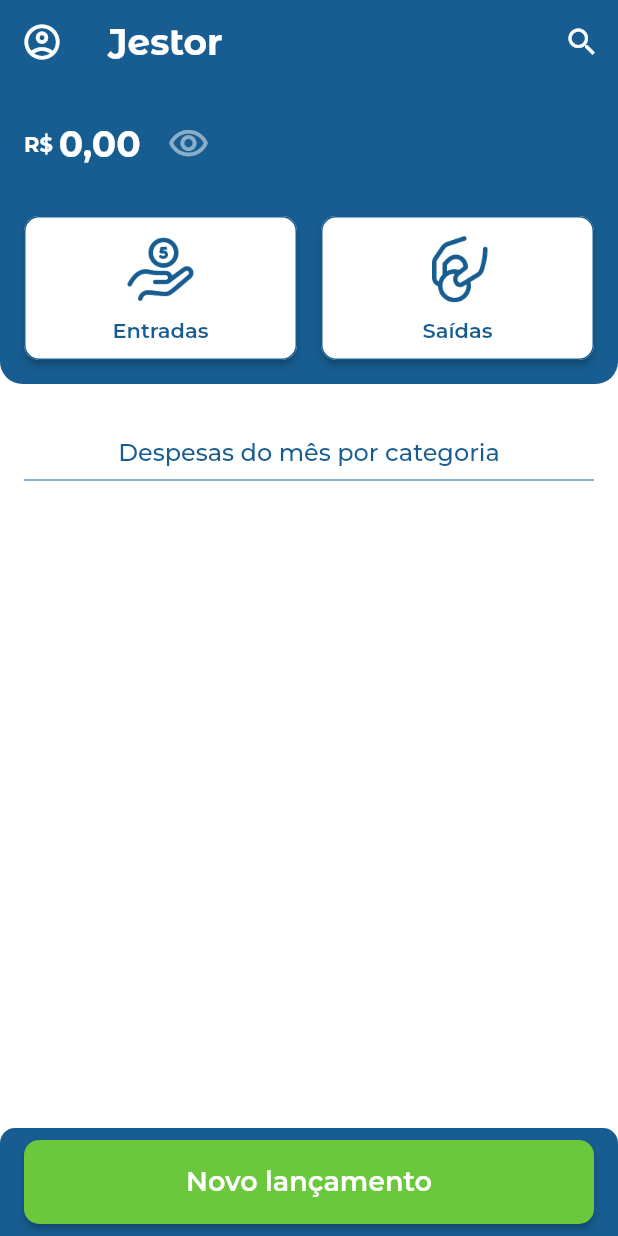
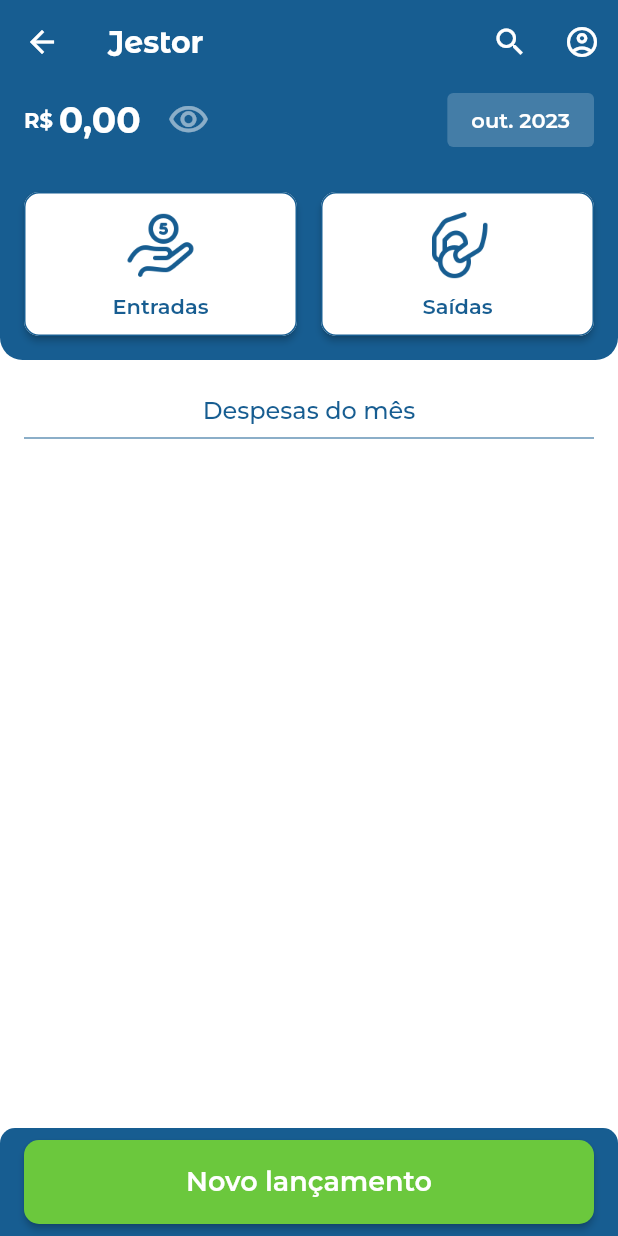
Before and after one commit to jvp116/flut_jestor_app, a Flutter app: the HomePage screen opened by its route, on a phone screen of 412 x 824 dp. Run offline on Flutter 3.47's test engine with Material 2 defaults, Android fonts, the phone set to English and light mode, and no system bars; our stand-ins replace brasil_fields, dio, flutter_masked_text2, shared_preferences, syncfusion_flutter_charts; accounts and stored records are empty; network calls fail; statements that could not run were skipped; project files that could hold a hidden picture were left out.

Commit message:
feat: alterar mes e ano do app

```diff
--- a/lib/pages/controller/financial_record_controller.dart
+++ b/lib/pages/controller/financial_record_controller.dart
@@ -16,7 +16,7 @@
 
   final formKeyNewFinancialRecord = GlobalKey<FormState>();
   var valueController = MoneyMaskedTextController(decimalSeparator: ',', thousandSeparator: '.', leftSymbol: 'R\$ ');
-  final TextEditingController dateController = TextEditingController(text: DateFormat('dd/MM/yyyy').format(DateTime.now()));
+  TextEditingController dateController = TextEditingController(text: DateFormat('dd/MM/yyyy').format(DateTime.now()));
   final TextEditingController descriptionController = TextEditingController();
 
   final formKeyEditFinancialRecord = GlobalKey<FormState>();
--- a/lib/pages/presenter/home_page.dart
+++ b/lib/pages/presenter/home_page.dart
@@ -10,6 +10,7 @@
 import 'package:flut_jestor_app/shared/components/dropdown_category_button_widget.dart';
 import 'package:flut_jestor_app/states/financial_record_state.dart';
 import 'package:flut_jestor_app/stores/financial_record_store.dart';
+import 'package:flutter/cupertino.dart';
 import 'package:flutter/material.dart';
 import 'package:flutter/services.dart';
 import 'package:intl/intl.dart';
@@ -30,6 +31,7 @@
   final HomeController controller = HomeController();
   final FinancialRecordController financialRecordController = FinancialRecordController();
   String totalMes = '';
+  DateTime dateTime = DateTime.now();
   List<ChartData> chartData = [];
 
   @override
@@ -67,22 +69,11 @@
 
     return Scaffold(
       key: controller.scaffoldKey,
-      drawer: DrawerWidget(controller: controller, email: widget.email),
+      endDrawer: DrawerWidget(controller: controller, email: widget.email),
       appBar: AppBar(
-        title: const Text('Jestor',
-            style: TextStyle(fontSize: 24, fontWeight: FontWeight.bold, color: Colors.white, fontFamily: 'Montserrat Alternates')),
+        title: const Text('Jestor', style: TextStyle(fontWeight: FontWeight.bold, color: Colors.white, fontFamily: 'Montserrat Alternates')),
         backgroundColor: blue,
         elevation: 0,
-        leading: IconButton(
-          onPressed: () {
-            controller.scaffoldKey.currentState?.openDrawer();
-          },
-          icon: const Icon(
-            Icons.account_circle_outlined,
-            color: Colors.white,
-            size: 28,
-          ),
-        ),
         actions: [
           IconButton(
             onPressed: () {
@@ -93,6 +84,15 @@
             },
             icon: const Icon(Icons.search_outlined, color: Colors.white),
           ),
+          IconButton(
+            onPressed: () {
+              controller.scaffoldKey.currentState?.openEndDrawer();
+            },
+            icon: const Icon(
+              Icons.account_circle_outlined,
+              color: Colors.white,
+            ),
+          ),
         ],
       ),
       backgroundColor: Colors.white,
@@ -101,14 +101,18 @@
           children: [
             Container(
               width: MediaQuery.of(context).size.width,
-              height: 200,
               decoration: const BoxDecoration(
                   color: blue, borderRadius: BorderRadius.only(bottomRight: Radius.circular(15), bottomLeft: Radius.circular(15))),
               child: Stack(
                 children: [
                   Padding(
-                    padding: const EdgeInsets.fromLTRB(16, 16, 16, 0),
+                    padding: const EdgeInsets.fromLTRB(16, 0, 16, 16),
                     child: Column(
+                      children: [
+                        Row(
+                          mainAxisAlignment: MainAxisAlignment.spaceBetween,
+                          children: [
+                            Column(
                               children: [
                                 Row(
                                   children: [
@@ -119,13 +123,15 @@
                                     ),
                                     Text(
                                       controller.isPressed ? totalMes : '',
-                              style: const TextStyle(fontSize: 24, fontWeight: FontWeight.bold, color: Colors.white, fontFamily: 'Montserrat'),
+                                      style:
+                                          const TextStyle(fontSize: 24, fontWeight: FontWeight.bold, color: Colors.white, fontFamily: 'Montserrat'),
                                     ),
                                     SizedBox(
                                       width: controller.isPressed ? 0 : 132,
                                       height: controller.isPressed ? 0 : 24,
                                       child: DecoratedBox(
-                                decoration: BoxDecoration(borderRadius: BorderRadius.circular(5), color: const Color.fromARGB(84, 255, 255, 255)),
+                                        decoration:
+                                            BoxDecoration(borderRadius: BorderRadius.circular(5), color: const Color.fromARGB(70, 255, 255, 255)),
                                       ),
                                     ),
                                     const SizedBox(width: 8),
@@ -139,6 +145,78 @@
                                           controller.isPressed = !controller.isPressed;
                                         });
                                       },
+                                    ),
+                                  ],
+                                ),
+                              ],
+                            ),
+                            Row(
+                              children: [
+                                ElevatedButton(
+                                  onPressed: () {
+                                    showCupertinoModalPopup(
+                                        barrierColor: Colors.white,
+                                        barrierDismissible: false,
+                                        context: context,
+                                        builder: (BuildContext context) => Stack(
+                                              children: [
+                                                Padding(
+                                                  padding: const EdgeInsets.all(56),
+                                                  child: Column(
+                                                    mainAxisAlignment: MainAxisAlignment.center,
+                                                    children: [
+                                                      SizedBox(
+                                                        height: 250,
+                                                        child: CupertinoDatePicker(
+                                                          backgroundColor: Colors.white,
+                                                          initialDateTime: dateTime,
+                                                          onDateTimeChanged: (DateTime newTime) {
+                                                            setState(() => dateTime = newTime);
+                                                          },
+                                                          mode: CupertinoDatePickerMode.monthYear,
+                                                          minimumDate: DateTime(2001),
+                                                          maximumDate: DateTime(2099),
+                                                        ),
+                                                      ),
+                                                      ElevatedButton(
+                                                        onPressed: () {
+                                                          context
+                                                              .read<FinancialRecordStore>()
+                                                              .fetchAllRecords(DateFormat.M().format(dateTime), DateFormat.y().format(dateTime));
+                                                          financialRecordController.dateController =
+                                                              TextEditingController(text: DateFormat('dd/MM/yyyy').format(dateTime));
+
+                                                          Navigator.pop(context);
+                                                        },
+                                                        style: ElevatedButton.styleFrom(
+                                                          minimumSize: const Size.fromHeight(56),
+                                                          shape: RoundedRectangleBorder(
+                                                            borderRadius: BorderRadius.circular(10.0),
+                                                          ),
+                                                          backgroundColor: greenLight,
+                                                          textStyle: const TextStyle(
+                                                            fontSize: 18,
+                                                            fontWeight: FontWeight.w600,
+                                                          ),
+                                                        ),
+                                                        child: const Text(
+                                                          'Selecionar',
+                                                          style: TextStyle(color: Colors.white, fontFamily: 'Montserrat'),
+                                                        ),
+                                                      )
+                                                    ],
+                                                  ),
+                                                ),
+                                              ],
+                                            ));
+                                  },
+                                  style: ButtonStyle(
+                                      backgroundColor: MaterialStateProperty.all(const Color.fromARGB(50, 255, 255, 255)),
+                                      elevation: MaterialStateProperty.all(0)),
+                                  child: Text(DateFormat("MMM y", "pt_BR").format(dateTime),
+                                      style: const TextStyle(fontWeight: FontWeight.w600, color: Colors.white)),
+                                ),
+                              ],
                             ),
                           ],
                         ),
@@ -226,11 +304,11 @@
               ),
             ),
             Padding(
-              padding: const EdgeInsets.fromLTRB(16, 36, 16, 16),
+              padding: const EdgeInsets.fromLTRB(16, 24, 16, 16),
               child: Column(
                 children: [
                   const Text(
-                    'Despesas do mês por categoria',
+                    'Despesas do mês',
                     style: TextStyle(fontSize: 16, fontWeight: FontWeight.w500, color: blue, fontFamily: 'Montserrat'),
                   ),
                   const Divider(
@@ -409,7 +487,7 @@
                                   financialRecordController.createRecord().then((value) {
                                     context
                                         .read<FinancialRecordStore>()
-                                        .fetchAllRecords(DateFormat.M().format(DateTime.now()), DateFormat.y().format(DateTime.now()));
+                                        .fetchAllRecords(DateFormat.M().format(dateTime), DateFormat.y().format(dateTime));
 
                                     ScaffoldMessenger.of(context).showSnackBar(Utils().snackBarSuccess('Lançamento cadastrado com sucesso!'));
                                   });
@@ -432,7 +510,7 @@
                 },
               ).then((value) {
                 financialRecordController.valueController.updateValue(0);
-                financialRecordController.dateController.text = DateFormat('dd/MM/yyyy').format(DateTime.now());
+                financialRecordController.dateController.text = DateFormat('dd/MM/yyyy').format(dateTime);
                 financialRecordController.descriptionController.text = '';
               });
             },
```
Lines whose indentation alone changed are shown as unchanged.
